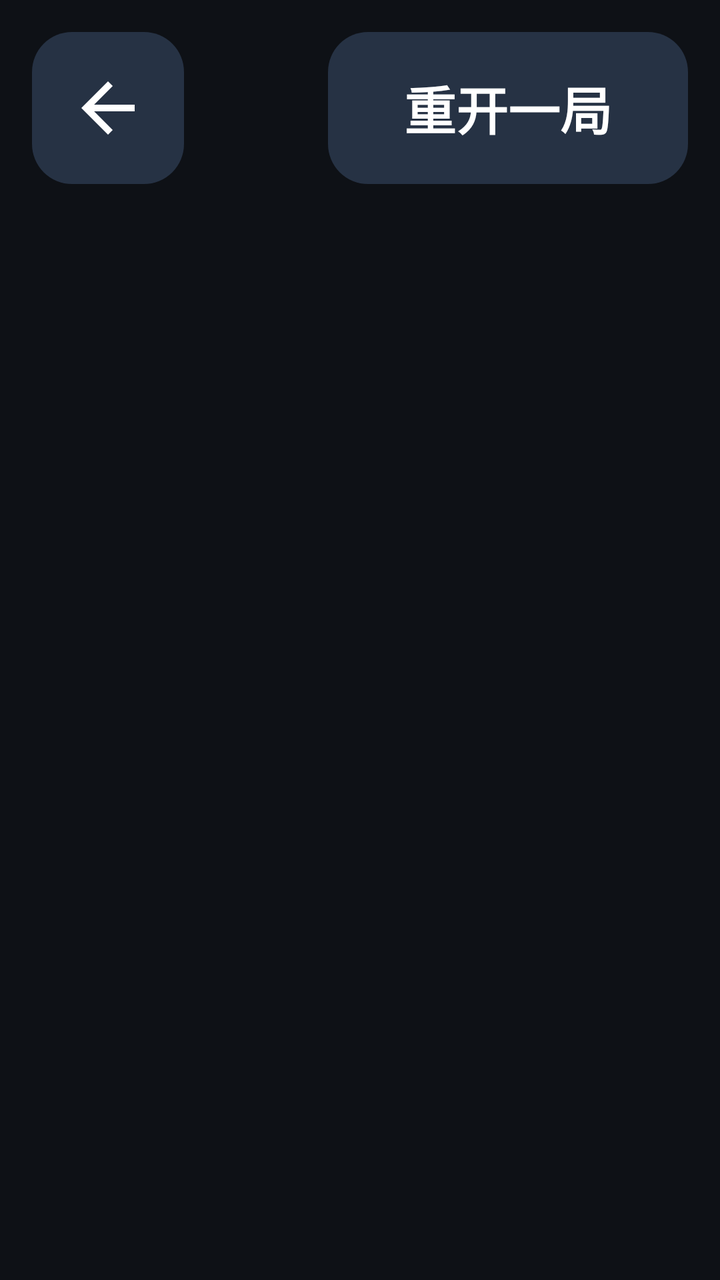
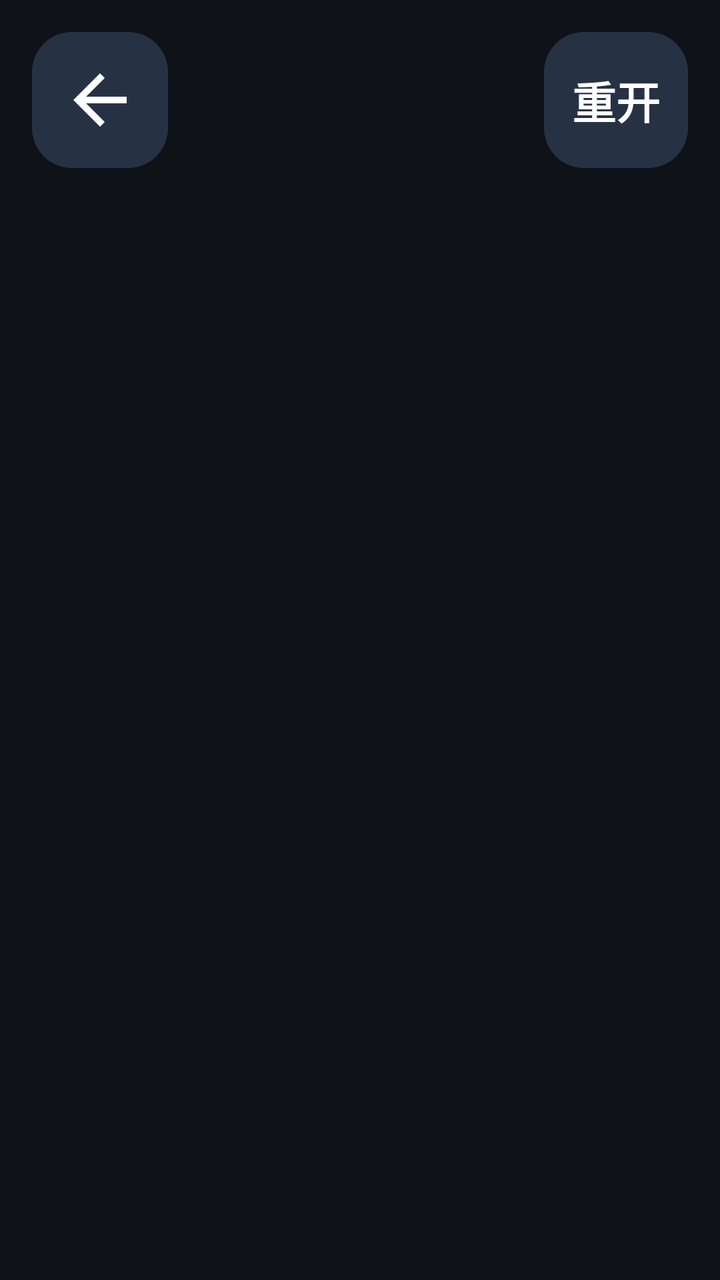

Compare the two renders of this Android layout. The source of the first and the diff that turns it into the second are given below.
<!-- AndroidManifest.xml: application theme Theme.OldPad -->
<!-- res/layout/activity_game.xml -->
<?xml version="1.0" encoding="utf-8"?>
<LinearLayout xmlns:android="http://schemas.android.com/apk/res/android"
    android:layout_width="match_parent"
    android:layout_height="match_parent"
    android:background="@color/bg"
    android:fitsSystemWindows="true"
    android:orientation="vertical"
    android:padding="16dp">

    <LinearLayout
        android:layout_width="match_parent"
        android:layout_height="wrap_content"
        android:gravity="center_vertical"
        android:orientation="horizontal">

        <ImageButton
            android:id="@+id/btnBack"
            android:layout_width="76dp"
            android:layout_height="76dp"
            android:background="@drawable/bg_button"
            android:contentDescription="@string/back"
            android:padding="20dp"
            android:src="@drawable/ic_back" />

        <LinearLayout
            android:layout_width="0dp"
            android:layout_height="wrap_content"
            android:layout_marginStart="16dp"
            android:layout_weight="1"
            android:orientation="vertical">

            <TextView
                android:id="@+id/title"
                android:layout_width="match_parent"
                android:layout_height="wrap_content"
                android:ellipsize="end"
                android:maxLines="1"
                android:textColor="@color/text"
                android:textSize="34sp"
                android:textStyle="bold" />

            <TextView
                android:id="@+id/subtitle"
                android:layout_width="match_parent"
                android:layout_height="wrap_content"
                android:ellipsize="end"
                android:maxLines="1"
                android:textColor="@color/text_dim"
                android:textSize="21sp" />
        </LinearLayout>

        <TextView
            android:id="@+id/btnRestart"
            style="@style/BigButton.Small"
            android:layout_width="wrap_content"
            android:layout_height="76dp"
            android:layout_marginStart="12dp"
            android:minWidth="180dp"
            android:text="@string/game_restart" />
    </LinearLayout>

    <FrameLayout
        android:id="@+id/gameContainer"
        android:layout_width="match_parent"
        android:layout_height="0dp"
        android:layout_marginTop="10dp"
        android:layout_weight="1" />
</LinearLayout>
<!-- resources referenced by this layout -->
<resources>
  <color name="bg">#0E1116</color>
  <color name="text">#FFFFFF</color>
  <color name="text_dim">#C3CEDC</color>
  <!-- drawable bg_button (drawable) -->
  <?xml version="1.0" encoding="utf-8"?>
  <ripple xmlns:android="http://schemas.android.com/apk/res/android"
      android:color="#40FFC53D">
      <item>
          <shape android:shape="rectangle">
              <solid android:color="@color/button" />
              <corners android:radius="20dp" />
          </shape>
      </item>
  </ripple>
  <!-- drawable ic_back (drawable) -->
  <?xml version="1.0" encoding="utf-8"?>
  <vector xmlns:android="http://schemas.android.com/apk/res/android"
      android:width="40dp"
      android:height="40dp"
      android:viewportWidth="24"
      android:viewportHeight="24">
      <path
          android:fillColor="#FFFFFFFF"
          android:pathData="M20,11H7.83l5.59,-5.59L12,4l-8,8 8,8 1.41,-1.41L7.83,13H20v-2z" />
  </vector>
  <string name="back">返回</string>
  <string name="game_restart">重开一局</string>
  <style name="BigButton.Small">
          <item name="android:layout_height">76dp</item>
          <item name="android:textSize">26sp</item>
      </style>
  <style name="Theme.OldPad" parent="Theme.AppCompat.NoActionBar">
          <item name="colorPrimary">@color/accent</item>
          <item name="colorPrimaryDark">@color/bg</item>
          <item name="colorAccent">@color/accent</item>
          <item name="android:windowBackground">@color/bg</item>
          <item name="android:colorBackground">@color/bg</item>
          <item name="android:statusBarColor">@color/bg</item>
          <item name="android:navigationBarColor">@color/bg</item>
          <item name="android:textColorPrimary">@color/text</item>
          <item name="android:textColorSecondary">@color/text_dim</item>
          <item name="android:windowLightStatusBar">false</item>
          <item name="android:forceDarkAllowed" tools:targetApi="29">false</item>
          <item name="android:windowActionModeOverlay">true</item>
      </style>
  <color name="button">#263244</color>
  <color name="accent">#FFC53D</color>
</resources>

<!-- the commit's change to res/layout/activity_game.xml (unified diff, before → after) -->
@@ -3,7 +3,6 @@
     android:layout_width="match_parent"
     android:layout_height="match_parent"
     android:background="@color/bg"
-    android:fitsSystemWindows="true"
     android:orientation="vertical"
     android:padding="16dp">
 
@@ -15,17 +14,17 @@
 
         <ImageButton
             android:id="@+id/btnBack"
-            android:layout_width="76dp"
-            android:layout_height="76dp"
+            android:layout_width="68dp"
+            android:layout_height="68dp"
             android:background="@drawable/bg_button"
             android:contentDescription="@string/back"
-            android:padding="20dp"
+            android:padding="18dp"
             android:src="@drawable/ic_back" />
 
         <LinearLayout
             android:layout_width="0dp"
             android:layout_height="wrap_content"
-            android:layout_marginStart="16dp"
+            android:layout_marginStart="12dp"
             android:layout_weight="1"
             android:orientation="vertical">
 
@@ -36,7 +35,7 @@
                 android:ellipsize="end"
                 android:maxLines="1"
                 android:textColor="@color/text"
-                android:textSize="34sp"
+                android:textSize="30sp"
                 android:textStyle="bold" />
 
             <TextView
@@ -46,17 +45,20 @@
                 android:ellipsize="end"
                 android:maxLines="1"
                 android:textColor="@color/text_dim"
-                android:textSize="21sp" />
+                android:textSize="19sp" />
         </LinearLayout>
 
         <TextView
             android:id="@+id/btnRestart"
             style="@style/BigButton.Small"
             android:layout_width="wrap_content"
-            android:layout_height="76dp"
-            android:layout_marginStart="12dp"
-            android:minWidth="180dp"
-            android:text="@string/game_restart" />
+            android:layout_height="68dp"
+            android:layout_marginStart="10dp"
+            android:minWidth="0dp"
+            android:paddingStart="14dp"
+            android:paddingEnd="14dp"
+            android:text="@string/game_restart_short"
+            android:textSize="22sp" />
     </LinearLayout>
 
     <FrameLayout
<!-- resource entries referenced after the edit -->
@@ -26,7 +26,7 @@
           android:pathData="M20,11H7.83l5.59,-5.59L12,4l-8,8 8,8 1.41,-1.41L7.83,13H20v-2z" />
   </vector>
   <string name="back">返回</string>
-  <string name="game_restart">重开一局</string>
+  <string name="game_restart_short">重开</string>
   <style name="BigButton.Small">
           <item name="android:layout_height">76dp</item>
           <item name="android:textSize">26sp</item>
